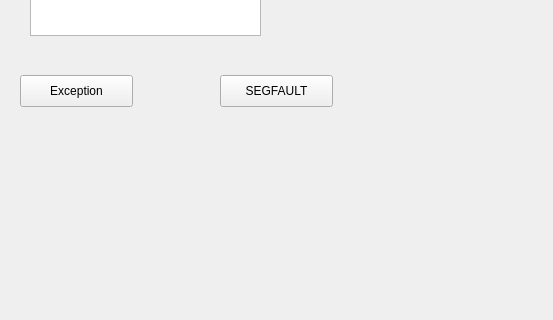
Qt form demoapp/CrashingWidget.ui (qedsoftware/crashup) before a commit; both pictures show x 0 to 553 and y 135 to 455 of the 800 by 600 pixel window.
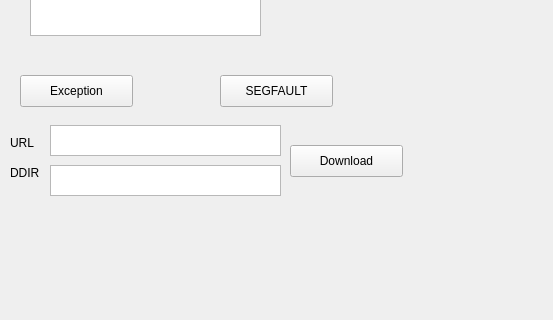
The same form after that commit.

The edit to the form file:
```diff
--- a/demoapp/CrashingWidget.ui
+++ b/demoapp/CrashingWidget.ui
@@ -63,6 +63,65 @@
      <string>SEGFAULT</string>
     </property>
    </widget>
+   <widget class="QLabel" name="label">
+    <property name="geometry">
+     <rect>
+      <x>10</x>
+      <y>270</y>
+      <width>41</width>
+      <height>16</height>
+     </rect>
+    </property>
+    <property name="text">
+     <string>URL</string>
+    </property>
+   </widget>
+   <widget class="QLabel" name="label_2">
+    <property name="geometry">
+     <rect>
+      <x>10</x>
+      <y>300</y>
+      <width>31</width>
+      <height>16</height>
+     </rect>
+    </property>
+    <property name="text">
+     <string>DDIR</string>
+    </property>
+   </widget>
+   <widget class="QPushButton" name="downloadButton">
+    <property name="geometry">
+     <rect>
+      <x>290</x>
+      <y>280</y>
+      <width>113</width>
+      <height>32</height>
+     </rect>
+    </property>
+    <property name="text">
+     <string>Download</string>
+    </property>
+   </widget>
+   <widget class="QTextEdit" name="url">
+    <property name="geometry">
+     <rect>
+      <x>50</x>
+      <y>260</y>
+      <width>231</width>
+      <height>31</height>
+     </rect>
+    </property>
+   </widget>
+   <widget class="QTextEdit" name="downloadDirectory">
+    <property name="geometry">
+     <rect>
+      <x>50</x>
+      <y>300</y>
+      <width>231</width>
+      <height>31</height>
+     </rect>
+    </property>
+   </widget>
   </widget>
   <widget class="QMenuBar" name="menubar">
    <property name="geometry">
```
